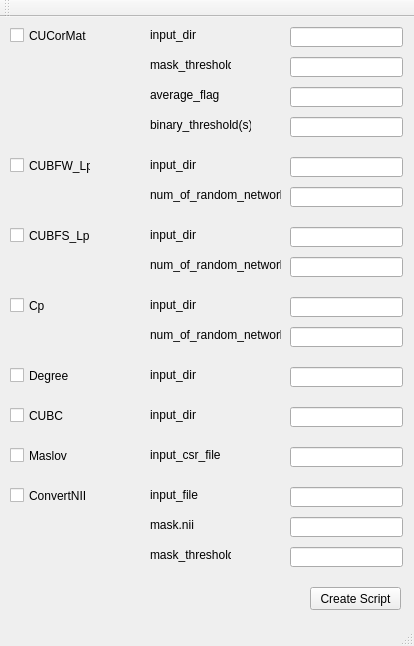
First picture: the form in BNALauncher/mainwindow.ui, repository phisiart/BNALauncher, before the edit.
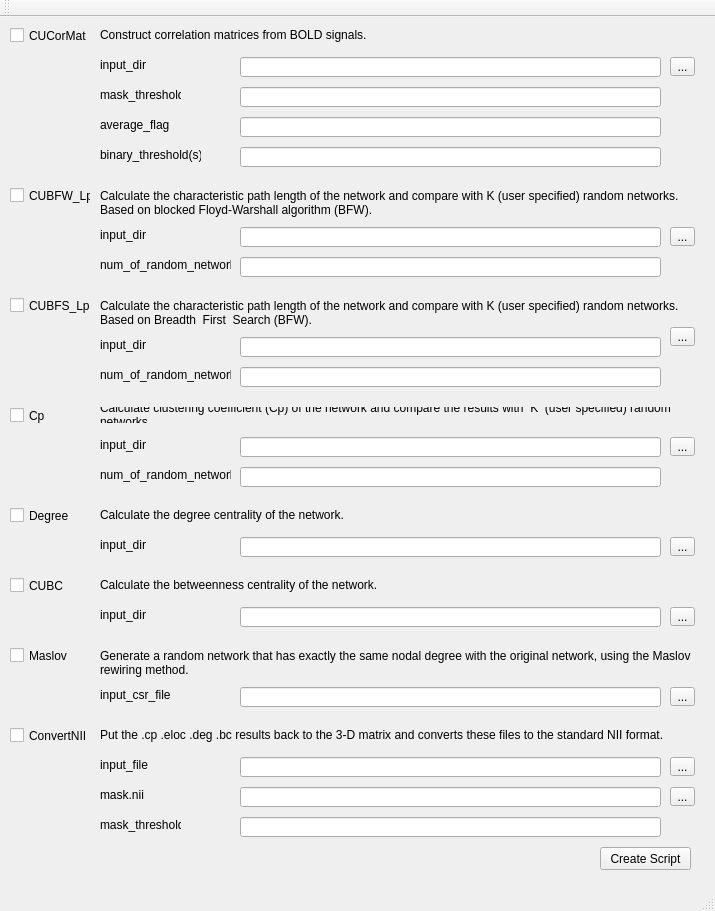
Second picture: the form after the edit.

Commit message: ADD Buttons and labels

What changed in the file:
```diff
--- a/BNALauncher/mainwindow.ui
+++ b/BNALauncher/mainwindow.ui
@@ -12,8 +12,8 @@
    <rect>
     <x>0</x>
     <y>0</y>
-    <width>414</width>
-    <height>646</height>
+    <width>715</width>
+    <height>911</height>
    </rect>
   </property>
   <property name="sizePolicy">
@@ -24,14 +24,14 @@
   </property>
   <property name="minimumSize">
    <size>
-    <width>414</width>
-    <height>646</height>
+    <width>0</width>
+    <height>0</height>
    </size>
   </property>
   <property name="maximumSize">
    <size>
-    <width>414</width>
-    <height>646</height>
+    <width>1000</width>
+    <height>1000</height>
    </size>
   </property>
   <property name="windowTitle">
@@ -55,7 +55,7 @@
     <property name="geometry">
      <rect>
       <x>10</x>
-      <y>140</y>
+      <y>170</y>
       <width>81</width>
       <height>17</height>
      </rect>
@@ -68,7 +68,7 @@
     <property name="geometry">
      <rect>
       <x>10</x>
-      <y>210</y>
+      <y>280</y>
       <width>81</width>
       <height>17</height>
      </rect>
@@ -81,7 +81,7 @@
     <property name="geometry">
      <rect>
       <x>10</x>
-      <y>280</y>
+      <y>390</y>
       <width>70</width>
       <height>17</height>
      </rect>
@@ -94,7 +94,7 @@
     <property name="geometry">
      <rect>
       <x>10</x>
-      <y>350</y>
+      <y>490</y>
       <width>70</width>
       <height>17</height>
      </rect>
@@ -107,7 +107,7 @@
     <property name="geometry">
      <rect>
       <x>10</x>
-      <y>390</y>
+      <y>560</y>
       <width>70</width>
       <height>17</height>
      </rect>
@@ -120,7 +120,7 @@
     <property name="geometry">
      <rect>
       <x>10</x>
-      <y>430</y>
+      <y>630</y>
       <width>70</width>
       <height>17</height>
      </rect>
@@ -133,7 +133,7 @@
     <property name="geometry">
      <rect>
       <x>10</x>
-      <y>470</y>
+      <y>710</y>
       <width>81</width>
       <height>17</height>
      </rect>
@@ -145,18 +145,21 @@
    <widget class="QLineEdit" name="lineEditCUCorMat_input_dir">
     <property name="geometry">
      <rect>
-      <x>290</x>
-      <y>10</y>
-      <width>113</width>
+      <x>240</x>
+      <y>40</y>
+      <width>421</width>
       <height>20</height>
      </rect>
     </property>
+    <property name="clearButtonEnabled">
+     <bool>false</bool>
+    </property>
    </widget>
    <widget class="QLabel" name="labelCUCorMat_input_dir">
     <property name="geometry">
      <rect>
-      <x>150</x>
-      <y>10</y>
+      <x>100</x>
+      <y>40</y>
       <width>51</width>
       <height>16</height>
      </rect>
@@ -168,9 +171,9 @@
    <widget class="QLineEdit" name="lineEditCUCorMat_mask_threshold">
     <property name="geometry">
      <rect>
-      <x>290</x>
-      <y>40</y>
-      <width>113</width>
+      <x>240</x>
+      <y>70</y>
+      <width>421</width>
       <height>20</height>
      </rect>
     </property>
@@ -178,8 +181,8 @@
    <widget class="QLabel" name="labelCUCorMat_mask_threshold">
     <property name="geometry">
      <rect>
-      <x>150</x>
-      <y>40</y>
+      <x>100</x>
+      <y>70</y>
       <width>81</width>
       <height>16</height>
      </rect>
@@ -191,9 +194,9 @@
    <widget class="QLineEdit" name="lineEditCUCorMat_average_flag">
     <property name="geometry">
      <rect>
-      <x>290</x>
-      <y>70</y>
-      <width>113</width>
+      <x>240</x>
+      <y>100</y>
+      <width>421</width>
       <height>20</height>
      </rect>
     </property>
@@ -201,8 +204,8 @@
    <widget class="QLabel" name="labelCUCorMat_average_flag">
     <property name="geometry">
      <rect>
-      <x>150</x>
-      <y>70</y>
+      <x>100</x>
+      <y>100</y>
       <width>71</width>
       <height>16</height>
      </rect>
@@ -214,9 +217,9 @@
    <widget class="QLineEdit" name="lineEditCUCorMat_binary_thresholds">
     <property name="geometry">
      <rect>
-      <x>290</x>
-      <y>100</y>
-      <width>113</width>
+      <x>240</x>
+      <y>130</y>
+      <width>421</width>
       <height>20</height>
      </rect>
     </property>
@@ -224,8 +227,8 @@
    <widget class="QLabel" name="labelCUCorMat_binary_thresholds">
     <property name="geometry">
      <rect>
-      <x>150</x>
-      <y>100</y>
+      <x>100</x>
+      <y>130</y>
       <width>101</width>
       <height>16</height>
      </rect>
@@ -237,8 +240,8 @@
    <widget class="QLabel" name="labelCUBFW_Lp_input_dir">
     <property name="geometry">
      <rect>
-      <x>150</x>
-      <y>140</y>
+      <x>100</x>
+      <y>210</y>
       <width>51</width>
       <height>16</height>
      </rect>
@@ -250,9 +253,9 @@
    <widget class="QLineEdit" name="lineEditCUBFW_Lp_input_dir">
     <property name="geometry">
      <rect>
-      <x>290</x>
-      <y>140</y>
-      <width>113</width>
+      <x>240</x>
+      <y>210</y>
+      <width>421</width>
       <height>20</height>
      </rect>
     </property>
@@ -260,9 +263,9 @@
    <widget class="QLineEdit" name="lineEditCUBFW_Lp_num_of_random_networks">
     <property name="geometry">
      <rect>
-      <x>290</x>
-      <y>170</y>
-      <width>113</width>
+      <x>240</x>
+      <y>240</y>
+      <width>421</width>
       <height>20</height>
      </rect>
     </property>
@@ -270,9 +273,9 @@
    <widget class="QLineEdit" name="lineEditCUBFS_Lp_input_dir">
     <property name="geometry">
      <rect>
-      <x>290</x>
-      <y>210</y>
-      <width>113</width>
+      <x>240</x>
+      <y>320</y>
+      <width>421</width>
       <height>20</height>
      </rect>
     </property>
@@ -280,8 +283,8 @@
    <widget class="QLabel" name="labelCUBFW_Lp_num_of_random_networks">
     <property name="geometry">
      <rect>
-      <x>150</x>
-      <y>170</y>
+      <x>100</x>
+      <y>240</y>
       <width>131</width>
       <height>16</height>
      </rect>
@@ -293,8 +296,8 @@
    <widget class="QLabel" name="labelCUBFS_Lp_num_of_random_networks">
     <property name="geometry">
      <rect>
-      <x>150</x>
-      <y>240</y>
+      <x>100</x>
+      <y>350</y>
       <width>131</width>
       <height>16</height>
      </rect>
@@ -306,9 +309,9 @@
    <widget class="QLineEdit" name="lineEditCUBFS_Lp_num_of_random_networks">
     <property name="geometry">
      <rect>
-      <x>290</x>
-      <y>240</y>
-      <width>113</width>
+      <x>240</x>
+      <y>350</y>
+      <width>421</width>
       <height>20</height>
      </rect>
     </property>
@@ -316,8 +319,8 @@
    <widget class="QLabel" name="labelCUBFS_Lp_input_dir">
     <property name="geometry">
      <rect>
-      <x>150</x>
-      <y>210</y>
+      <x>100</x>
+      <y>320</y>
       <width>51</width>
       <height>16</height>
      </rect>
@@ -329,8 +332,8 @@
    <widget class="QLabel" name="labelCp_input_dir">
     <property name="geometry">
      <rect>
-      <x>150</x>
-      <y>280</y>
+      <x>100</x>
+      <y>420</y>
       <width>51</width>
       <height>16</height>
      </rect>
@@ -342,9 +345,9 @@
    <widget class="QLineEdit" name="lineEditCp_input_dir">
     <property name="geometry">
      <rect>
-      <x>290</x>
-      <y>280</y>
-      <width>113</width>
+      <x>240</x>
+      <y>420</y>
+      <width>421</width>
       <height>20</height>
      </rect>
     </property>
@@ -352,8 +355,8 @@
    <widget class="QLabel" name="labelCp_num_of_random_networks">
     <property name="geometry">
      <rect>
-      <x>150</x>
-      <y>310</y>
+      <x>100</x>
+      <y>450</y>
       <width>131</width>
       <height>16</height>
      </rect>
@@ -365,9 +368,9 @@
    <widget class="QLineEdit" name="lineEditCp_num_of_random_networks">
     <property name="geometry">
      <rect>
-      <x>290</x>
-      <y>310</y>
-      <width>113</width>
+      <x>240</x>
+      <y>450</y>
+      <width>421</width>
       <height>20</height>
      </rect>
     </property>
@@ -375,8 +378,8 @@
    <widget class="QLabel" name="labelDegree_input_dir">
     <property name="geometry">
      <rect>
-      <x>150</x>
-      <y>350</y>
+      <x>100</x>
+      <y>520</y>
       <width>51</width>
       <height>16</height>
      </rect>
@@ -388,9 +391,9 @@
    <widget class="QLineEdit" name="lineEditDegree_input_dir">
     <property name="geometry">
      <rect>
-      <x>290</x>
-      <y>350</y>
-      <width>113</width>
+      <x>240</x>
+      <y>520</y>
+      <width>421</width>
       <height>20</height>
      </rect>
     </property>
@@ -398,8 +401,8 @@
    <widget class="QLabel" name="labelCUBC_input_dir">
     <property name="geometry">
      <rect>
-      <x>150</x>
-      <y>390</y>
+      <x>100</x>
+      <y>590</y>
       <width>51</width>
       <height>16</height>
      </rect>
@@ -411,9 +414,9 @@
    <widget class="QLineEdit" name="lineEditCUBC_input_dir">
     <property name="geometry">
      <rect>
-      <x>290</x>
-      <y>390</y>
-      <width>113</width>
+      <x>240</x>
+      <y>590</y>
+      <width>421</width>
       <height>20</height>
      </rect>
     </property>
@@ -421,8 +424,8 @@
    <widget class="QLabel" name="labelMaslov_input_csr_file">
     <property name="geometry">
      <rect>
-      <x>150</x>
-      <y>430</y>
+      <x>100</x>
+      <y>670</y>
       <width>71</width>
       <height>16</height>
      </rect>
@@ -434,9 +437,9 @@
    <widget class="QLineEdit" name="lineEditMaslov_input_csr_file">
     <property name="geometry">
      <rect>
-      <x>290</x>
-      <y>430</y>
-      <width>113</width>
+      <x>240</x>
+      <y>670</y>
+      <width>421</width>
       <height>20</height>
      </rect>
     </property>
@@ -444,8 +447,8 @@
    <widget class="QLabel" name="labelConvertNII_input_file">
     <property name="geometry">
      <rect>
-      <x>150</x>
-      <y>470</y>
+      <x>100</x>
+      <y>740</y>
       <width>71</width>
       <height>16</height>
      </rect>
@@ -457,9 +460,9 @@
    <widget class="QLineEdit" name="lineEditConvertNII_input_file">
     <property name="geometry">
      <rect>
-      <x>290</x>
-      <y>470</y>
-      <width>113</width>
+      <x>240</x>
+      <y>740</y>
+      <width>421</width>
       <height>20</height>
      </rect>
     </property>
@@ -467,9 +470,9 @@
    <widget class="QLineEdit" name="lineEditConvertNII_mask_nii">
     <property name="geometry">
      <rect>
-      <x>290</x>
-      <y>500</y>
-      <width>113</width>
+      <x>240</x>
+      <y>770</y>
+      <width>421</width>
       <height>20</height>
      </rect>
     </property>
@@ -477,8 +480,8 @@
    <widget class="QLabel" name="labelConvertNII_mask_nii">
     <property name="geometry">
      <rect>
-      <x>150</x>
-      <y>500</y>
+      <x>100</x>
+      <y>770</y>
       <width>71</width>
       <height>16</height>
      </rect>
@@ -490,9 +493,9 @@
    <widget class="QLineEdit" name="lineEditConvertNII_mask_threshold">
     <property name="geometry">
      <rect>
-      <x>290</x>
-      <y>530</y>
-      <width>113</width>
+      <x>240</x>
+      <y>800</y>
+      <width>421</width>
       <height>20</height>
      </rect>
     </property>
@@ -500,8 +503,8 @@
    <widget class="QLabel" name="labelConvertNII_mask_threshold">
     <property name="geometry">
      <rect>
-      <x>150</x>
-      <y>530</y>
+      <x>100</x>
+      <y>800</y>
       <width>81</width>
       <height>16</height>
      </rect>
@@ -513,8 +516,8 @@
    <widget class="QPushButton" name="pushButtonCreate">
     <property name="geometry">
      <rect>
-      <x>310</x>
-      <y>570</y>
+      <x>600</x>
+      <y>830</y>
       <width>91</width>
       <height>23</height>
      </rect>
@@ -523,6 +526,256 @@
      <string>Create Script</string>
     </property>
    </widget>
+   <widget class="QToolButton" name="toolButtonCUCorMat_input_dir">
+    <property name="geometry">
+     <rect>
+      <x>670</x>
+      <y>40</y>
+      <width>25</width>
+      <height>19</height>
+     </rect>
+    </property>
+    <property name="text">
+     <string>...</string>
+    </property>
+   </widget>
+   <widget class="QToolButton" name="toolButtonCUBFW_Lp_input_dir">
+    <property name="geometry">
+     <rect>
+      <x>670</x>
+      <y>210</y>
+      <width>25</width>
+      <height>19</height>
+     </rect>
+    </property>
+    <property name="text">
+     <string>...</string>
+    </property>
+   </widget>
+   <widget class="QToolButton" name="toolButtonCUBFS_Lp_input_dir">
+    <property name="geometry">
+     <rect>
+      <x>670</x>
+      <y>310</y>
+      <width>25</width>
+      <height>19</height>
+     </rect>
+    </property>
+    <property name="text">
+     <string>...</string>
+    </property>
+   </widget>
+   <widget class="QToolButton" name="toolButtonCp_input_dir">
+    <property name="geometry">
+     <rect>
+      <x>670</x>
+      <y>420</y>
+      <width>25</width>
+      <height>19</height>
+     </rect>
+    </property>
+    <property name="text">
+     <string>...</string>
+    </property>
+   </widget>
+   <widget class="QToolButton" name="toolButtonDegree_input_dir">
+    <property name="geometry">
+     <rect>
+      <x>670</x>
+      <y>520</y>
+      <width>25</width>
+      <height>19</height>
+     </rect>
+    </property>
+    <property name="text">
+     <string>...</string>
+    </property>
+   </widget>
+   <widget class="QToolButton" name="toolButtonCUBC_input_dir">
+    <property name="geometry">
+     <rect>
+      <x>670</x>
+      <y>590</y>
+      <width>25</width>
+      <height>19</height>
+     </rect>
+    </property>
+    <property name="text">
+     <string>...</string>
+    </property>
+   </widget>
+   <widget class="QToolButton" name="toolButtonMaslov_input_csr_file">
+    <property name="geometry">
+     <rect>
+      <x>670</x>
+      <y>670</y>
+      <width>25</width>
+      <height>19</height>
+     </rect>
+    </property>
+    <property name="text">
+     <string>...</string>
+    </property>
+   </widget>
+   <widget class="QToolButton" name="toolButtonConvertNII_input_file">
+    <property name="geometry">
+     <rect>
+      <x>670</x>
+      <y>740</y>
+      <width>25</width>
+      <height>19</height>
+     </rect>
+    </property>
+    <property name="text">
+     <string>...</string>
+    </property>
+   </widget>
+   <widget class="QToolButton" name="toolButtonConvertNII_mask_nii">
+    <property name="geometry">
+     <rect>
+      <x>670</x>
+      <y>770</y>
+      <width>25</width>
+      <height>19</height>
+     </rect>
+    </property>
+    <property name="text">
+     <string>...</string>
+    </property>
+   </widget>
+   <widget class="QLabel" name="label">
+    <property name="geometry">
+     <rect>
+      <x>100</x>
+      <y>10</y>
+      <width>491</width>
+      <height>16</height>
+     </rect>
+    </property>
+    <property name="font">
+     <font>
+      <underline>false</underline>
+     </font>
+    </property>
+    <property name="text">
+     <string>Construct correlation matrices from BOLD signals.</string>
+    </property>
+    <property name="wordWrap">
+     <bool>true</bool>
+    </property>
+   </widget>
+   <widget class="QLabel" name="label_2">
+    <property name="geometry">
+     <rect>
+      <x>100</x>
+      <y>170</y>
+      <width>601</width>
+      <height>31</height>
+     </rect>
+    </property>
+    <property name="text">
+     <string>Calculate the characteristic path length of the network and compare with K (user specified) random networks. Based on blocked Floyd-Warshall algorithm (BFW).</string>
+    </property>
+    <property name="wordWrap">
+     <bool>true</bool>
+    </property>
+   </widget>
+   <widget class="QLabel" name="label_3">
+    <property name="geometry">
+     <rect>
+      <x>100</x>
+      <y>280</y>
+      <width>601</width>
+      <height>31</height>
+     </rect>
+    </property>
+    <property name="text">
+     <string>Calculate the characteristic path length of the network and compare with K (user specified) random networks. Based on Breadth  First  Search (BFW).</string>
+    </property>
+    <property name="wordWrap">
+     <bool>true</bool>
+    </property>
+   </widget>
+   <widget class="QLabel" name="label_4">
+    <property name="geometry">
+     <rect>
+      <x>100</x>
+      <y>390</y>
+      <width>601</width>
+      <height>16</height>
+     </rect>
+    </property>
+    <property name="text">
+     <string>Calculate clustering coefficient (Cp) of the network and compare the results with  K  (user specified) random networks.</string>
+    </property>
+    <property name="wordWrap">
+     <bool>true</bool>
+    </property>
+   </widget>
+   <widget class="QLabel" name="label_5">
+    <property name="geometry">
+     <rect>
+      <x>100</x>
+      <y>490</y>
+      <width>601</width>
+      <height>16</height>
+     </rect>
+    </property>
+    <property name="text">
+     <string>Calculate the degree centrality of the network.</string>
+    </property>
+    <property name="wordWrap">
+     <bool>true</bool>
+    </property>
+   </widget>
+   <widget class="QLabel" name="label_6">
+    <property name="geometry">
+     <rect>
+      <x>100</x>
+      <y>560</y>
+      <width>601</width>
+      <height>16</height>
+     </rect>
+    </property>
+    <property name="text">
+     <string>Calculate the betweenness centrality of the network.</string>
+    </property>
+    <property name="wordWrap">
+     <bool>true</bool>
+    </property>
+   </widget>
+   <widget class="QLabel" name="label_7">
+    <property name="geometry">
+     <rect>
+      <x>100</x>
+      <y>630</y>
+      <width>601</width>
+      <height>31</height>
+     </rect>
+    </property>
+    <property name="text">
+     <string>Generate a random network that has exactly the same nodal degree with the original network, using the Maslov rewiring method.</string>
+    </property>
+    <property name="wordWrap">
+     <bool>true</bool>
+    </property>
+   </widget>
+   <widget class="QLabel" name="label_8">
+    <property name="geometry">
+     <rect>
+      <x>100</x>
+      <y>710</y>
+      <width>601</width>
+      <height>16</height>
+     </rect>
+    </property>
+    <property name="text">
+     <string>Put the .cp .eloc .deg .bc results back to the 3-D matrix and converts these files to the standard NII format.</string>
+    </property>
+    <property name="wordWrap">
+     <bool>true</bool>
+    </property>
+   </widget>
   </widget>
   <widget class="QMenuBar" name="menuBar">
    <property name="geometry">
```
Left out of the diff: 2 changed lines with no effect on the pictures. The commit also changes 3 other files.
